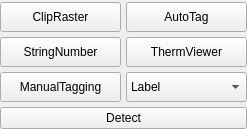
This is windows/therm_tools.ui in sensehawk/qgis_plugin as Qt 5 draws it before an edit. The edited form follows.
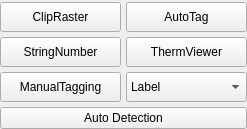
This is the edited form.

Commit message: detection featured bugfix

```diff
--- a/windows/therm_tools.ui
+++ b/windows/therm_tools.ui
@@ -157,7 +157,7 @@
    <item row="3" column="0" colspan="2">
     <widget class="QPushButton" name="sidv2_detect_button">
      <property name="text">
-      <string>Detect</string>
+      <string>Auto Detection</string>
      </property>
      <property name="checkable">
       <bool>true</bool>
```
The commit also changes 49 other files.
